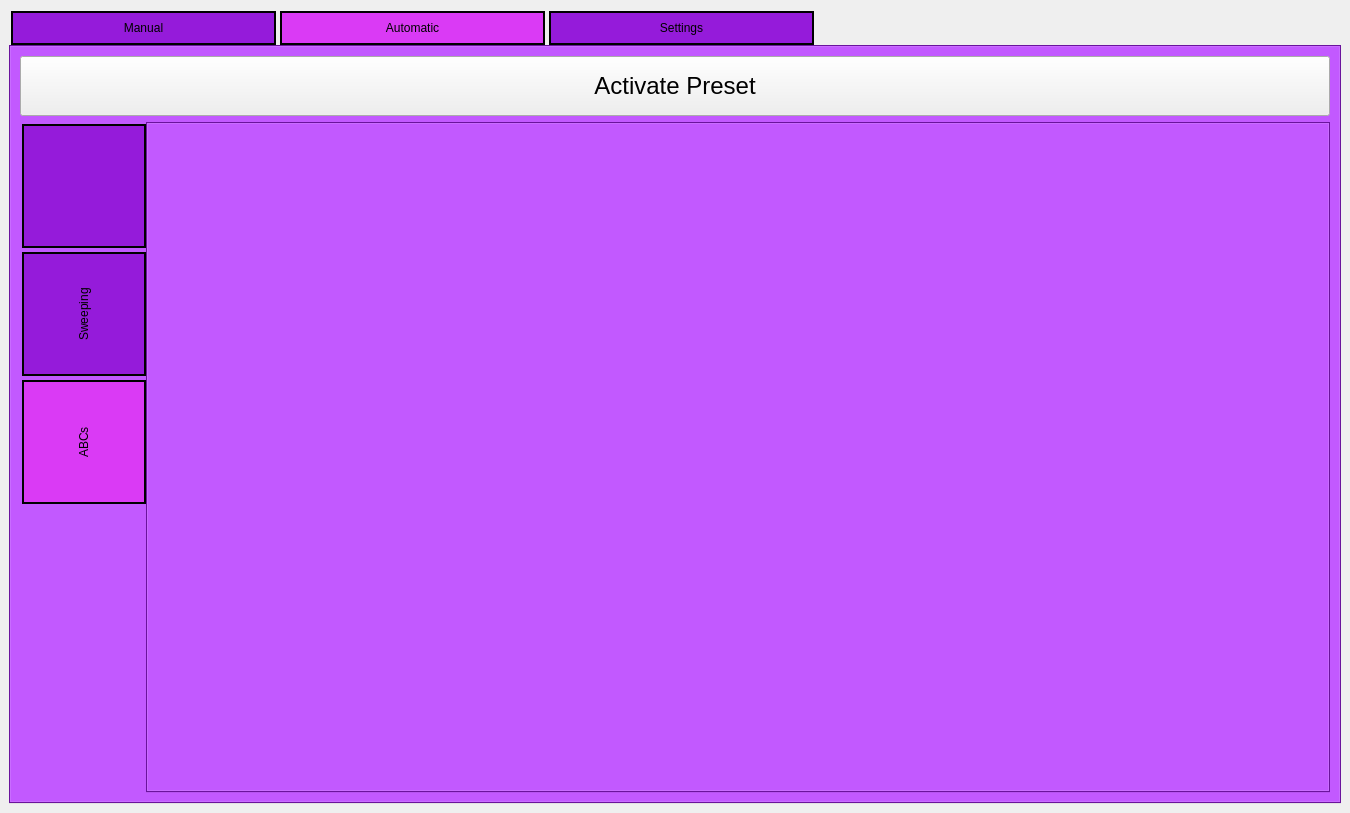
rschloen/haptic_vr, file GUI/vr_gui_layout.ui: the form before one commit.
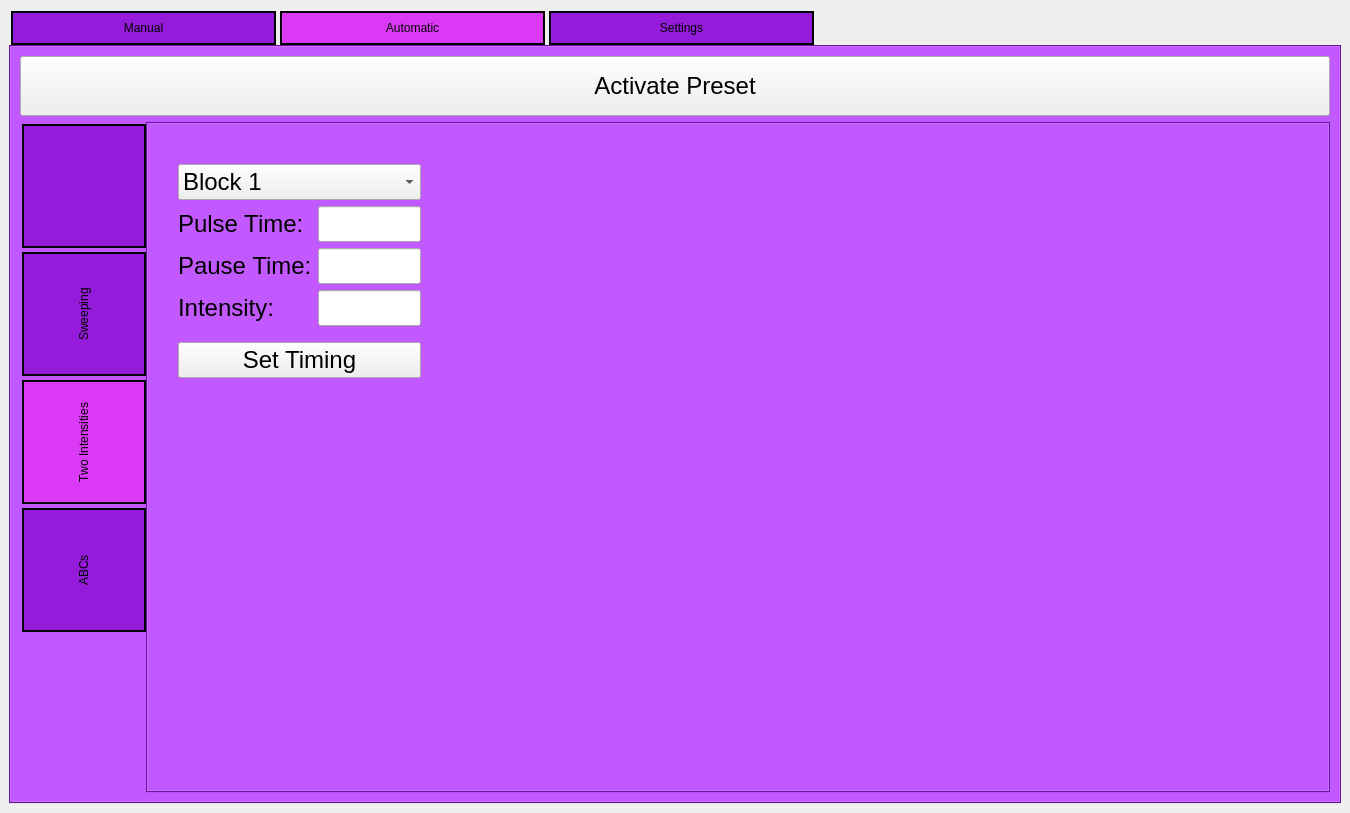
The form after the commit. The open tabs and pages were chosen to show the change. Icons and pictures are not drawn.

Commit message:
Added timing control to presets
For certain presets, the timing and intensity can be controlled.
Added handle_timing function to vr_gui to simplify to better organize
the passing of timing values from the GUI.

Added 2 intensity preset. not yet tested.

Patch:
```diff
--- a/GUI/vr_gui_layout.ui
+++ b/GUI/vr_gui_layout.ui
@@ -32,7 +32,7 @@
 QRadioButton{font-size: 18pt;}
 QListWidget{font-size: 18pt;}
 QLineEdit{font-size: 18pt;}
-</string>
+QComboBox{font-size: 18pt;}</string>
    </property>
    <layout class="QHBoxLayout" name="horizontalLayout">
     <item>
@@ -1220,6 +1220,149 @@
             </widget>
             <widget class="QWidget" name="tab_3">
              <attribute name="title">
+              <string>Two Intensities</string>
+             </attribute>
+             <widget class="QWidget" name="verticalLayoutWidget_2">
+              <property name="geometry">
+               <rect>
+                <x>30</x>
+                <y>40</y>
+                <width>243</width>
+                <height>214</height>
+               </rect>
+              </property>
+              <layout class="QVBoxLayout" name="verticalLayout_8">
+               <item>
+                <widget class="QComboBox" name="two_int_blk">
+                 <property name="currentText">
+                  <string>Block 1</string>
+                 </property>
+                 <property name="currentIndex">
+                  <number>0</number>
+                 </property>
+                 <item>
+                  <property name="text">
+                   <string>Block 1</string>
+                  </property>
+                 </item>
+                 <item>
+                  <property name="text">
+                   <string>Block 2</string>
+                  </property>
+                 </item>
+                 <item>
+                  <property name="text">
+                   <string>Block 3</string>
+                  </property>
+                 </item>
+                 <item>
+                  <property name="text">
+                   <string>Block 4</string>
+                  </property>
+                 </item>
+                 <item>
+                  <property name="text">
+                   <string>Block 5</string>
+                  </property>
+                 </item>
+                 <item>
+                  <property name="text">
+                   <string>Block 6</string>
+                  </property>
+                 </item>
+                 <item>
+                  <property name="text">
+                   <string>Block 7</string>
+                  </property>
+                 </item>
+                 <item>
+                  <property name="text">
+                   <string>Block 8</string>
+                  </property>
+                 </item>
+                 <item>
+                  <property name="text">
+                   <string>Block 9</string>
+                  </property>
+                 </item>
+                 <item>
+                  <property name="text">
+                   <string>Block 10</string>
+                  </property>
+                 </item>
+                 <item>
+                  <property name="text">
+                   <string>Block 11</string>
+                  </property>
+                 </item>
+                 <item>
+                  <property name="text">
+                   <string>Block 12</string>
+                  </property>
+                 </item>
+                 <item>
+                  <property name="text">
+                   <string>Block 13</string>
+                  </property>
+                 </item>
+                 <item>
+                  <property name="text">
+                   <string>Block 14</string>
+                  </property>
+                 </item>
+                 <item>
+                  <property name="text">
+                   <string>Block 15</string>
+                  </property>
+                 </item>
+                </widget>
+               </item>
+               <item>
+                <layout class="QFormLayout" name="formLayout_2">
+                 <item row="3" column="0">
+                  <widget class="QLabel" name="i2_intensity_Label">
+                   <property name="text">
+                    <string>Intensity:</string>
+                   </property>
+                  </widget>
+                 </item>
+                 <item row="3" column="1">
+                  <widget class="QLineEdit" name="i2_intensity"/>
+                 </item>
+                 <item row="1" column="1">
+                  <widget class="QLineEdit" name="i2_pulseTime"/>
+                 </item>
+                 <item row="1" column="0">
+                  <widget class="QLabel" name="i2_pulseTime_Label">
+                   <property name="text">
+                    <string>Pulse Time:</string>
+                   </property>
+                  </widget>
+                 </item>
+                 <item row="2" column="0">
+                  <widget class="QLabel" name="i2_pauseTime_Label">
+                   <property name="text">
+                    <string>Pause Time:</string>
+                   </property>
+                  </widget>
+                 </item>
+                 <item row="2" column="1">
+                  <widget class="QLineEdit" name="i2_pauseTime"/>
+                 </item>
+                </layout>
+               </item>
+               <item>
+                <widget class="QPushButton" name="i2_set_time">
+                 <property name="text">
+                  <string>Set Timing</string>
+                 </property>
+                </widget>
+               </item>
+              </layout>
+             </widget>
+            </widget>
+            <widget class="QWidget" name="tab_4">
+             <attribute name="title">
               <string>ABCs</string>
              </attribute>
             </widget>
```
Left out of the diff: 73 changed lines with no effect on the pictures. Lines whose indentation alone changed are shown as unchanged. The commit also changes 3 other files.
